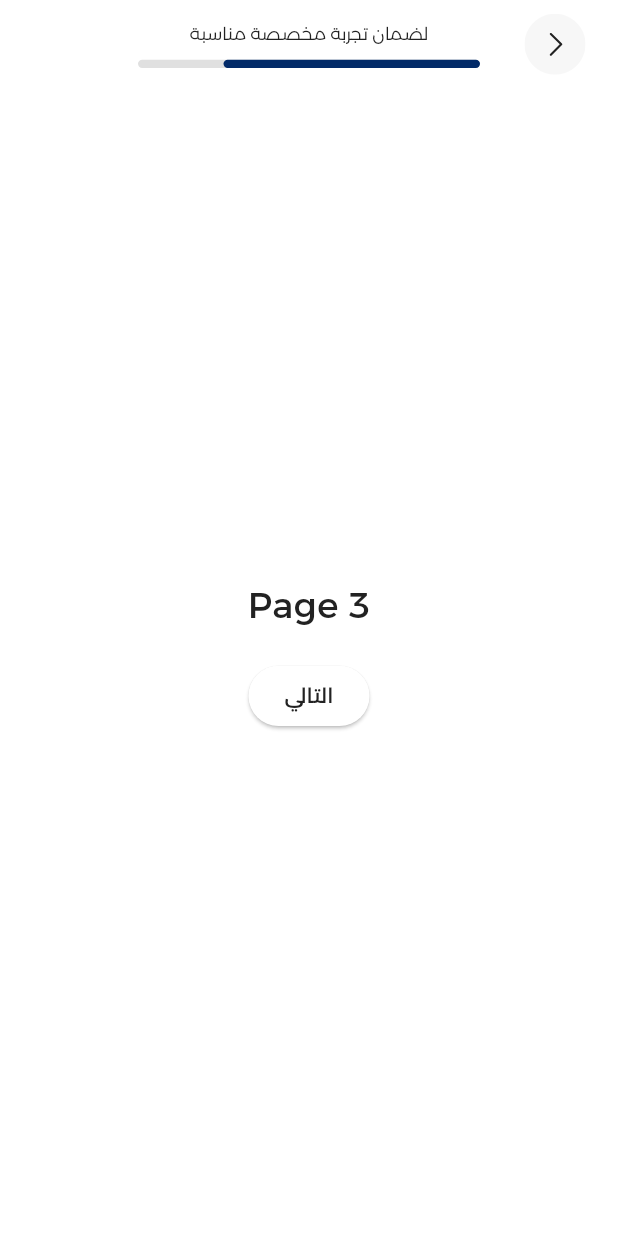
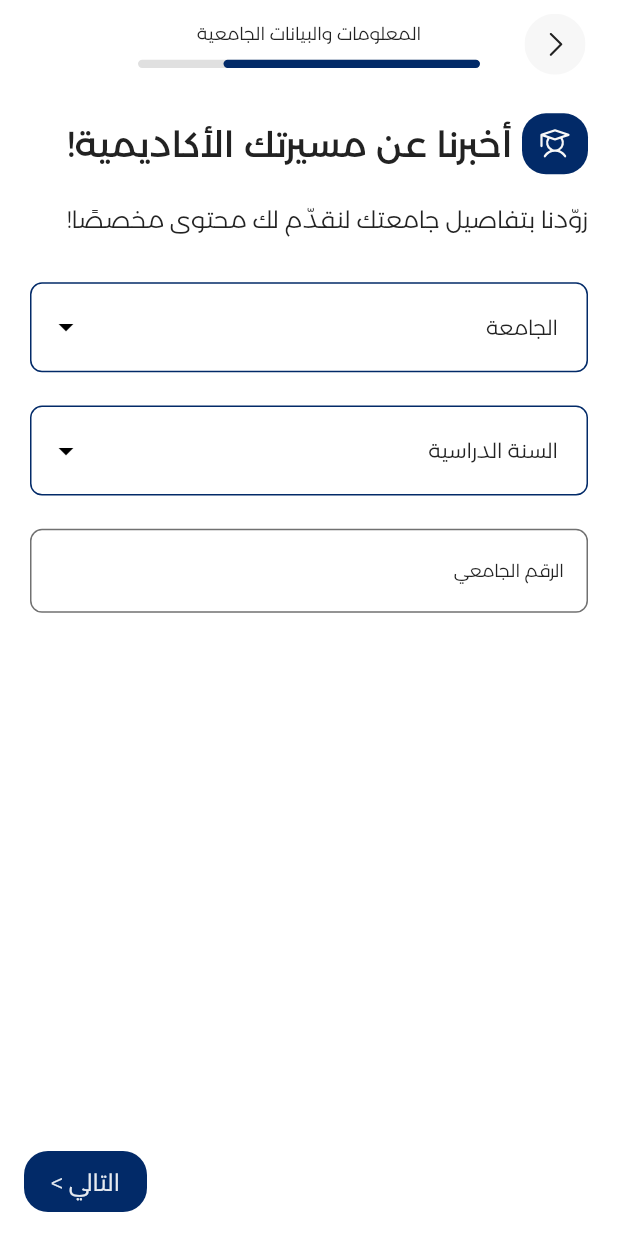
Before and after one commit to HackerhaTeam/student_app, a Flutter app: the screen it shows after launch, swiped to page 3, on a phone screen of 412 x 824 dp. Run offline on Flutter 3.47's test engine with Material 3 defaults, Android fonts, the phone set to English and light mode, and no system bars; our stand-ins replace flutter_bloc, flutter_svg, phosphor_flutter.

Commit message:
Added CustomDropDownField And Finished Auth Page 3 UI

```diff
--- /dev/null
+++ b/lib/core/widgets/custom_dropdownfield.dart
@@ -0,0 +1,113 @@
+import 'package:flutter/material.dart';
+import 'package:student_hackerha/core/themes/extentions/app_backgrounds.dart';
+import 'package:student_hackerha/core/themes/extentions/app_content.dart';
+import 'package:student_hackerha/core/themes/typoGraphy/app_text_styles.dart';
+
+enum DropdownType {
+  university,
+  academicYear,
+  month,
+  gender,
+}
+
+class CustomDropdownField extends StatelessWidget {
+  final DropdownType type;
+  final String? label;
+  final double radius;
+  final String? value;
+  final void Function(String?)? onChanged;
+  final List<String> items;
+  final double? width;
+  final double? height;
+
+  const CustomDropdownField({
+    super.key,
+    required this.type,
+    this.label,
+    required this.radius,
+    required this.value,
+    required this.onChanged,
+    required this.items,
+    this.width,
+    this.height,
+  });
+
+  String? _validate(String? value) {
+    if (value == null || value.isEmpty) {
+      switch (type) {
+        case DropdownType.university:
+          return 'يرجى اختيار الجامعة';
+        case DropdownType.academicYear:
+          return 'يرجى اختيار السنة الدراسية';
+        case DropdownType.month:
+          return 'يرجى اختيار الشهر';
+        case DropdownType.gender:
+          return 'يرجى اختيار الجنس';
+      }
+    }
+    return null;
+  }
+
+  @override
+  Widget build(BuildContext context) {
+    final backgrounds = Theme.of(context).extension<AppBackgrounds>()!;
+
+    final content = Theme.of(context).extension<AppContent>()!;
+    final styles = Theme.of(context).textTheme;
+
+    return SizedBox(
+      width: width,
+      height: height,
+      child: DropdownButtonFormField<String>(
+        value: value,
+        isExpanded: true,
+        validator: _validate,
+        icon: const Icon(Icons.arrow_drop_down, color: Colors.black),
+        decoration: InputDecoration(
+          labelText: label,
+          floatingLabelBehavior: FloatingLabelBehavior.auto,
+          // alignLabelWithHint: true,
+          labelStyle: styles.xLabelSmall.copyWith(
+            color: content.primary,
+            fontSize: 14,
+          ),
+          contentPadding:
+              const EdgeInsets.symmetric(horizontal: 16, vertical: 18),
+          border: OutlineInputBorder(
+            borderRadius: BorderRadius.circular(radius),
+            borderSide: BorderSide(color: backgrounds.primaryBrand),
+          ),
+          enabledBorder: OutlineInputBorder(
+            borderRadius: BorderRadius.circular(radius),
+            borderSide: BorderSide(color: backgrounds.primaryBrand),
+          ),
+          focusedBorder: OutlineInputBorder(
+            borderRadius: BorderRadius.circular(radius),
+            borderSide: BorderSide(color: backgrounds.primaryBrand, width: 2),
+          ),
+          errorBorder: OutlineInputBorder(
+            borderRadius: BorderRadius.circular(radius),
+            borderSide: const BorderSide(color: Colors.red),
+          ),
+          focusedErrorBorder: OutlineInputBorder(
+            borderRadius: BorderRadius.circular(radius),
+            borderSide: const BorderSide(color: Colors.red, width: 2),
+          ),
+        ),
+        dropdownColor: backgrounds.onSurfacePrimary,
+        style: styles.xParagraphLargeNormal.copyWith(color: content.primary),
+        onChanged: onChanged,
+        items: items.map((item) {
+          return DropdownMenuItem<String>(
+            value: item,
+            child: Text(
+              item,
+              textDirection: TextDirection.rtl,
+              style: styles.xParagraphLargeNormal,
+            ),
+          );
+        }).toList(),
+      ),
+    );
+  }
+}
--- a/lib/core/widgets/custom_text_field.dart
+++ b/lib/core/widgets/custom_text_field.dart
@@ -3,13 +3,7 @@ import 'package:student_hackerha/core/themes/extentions/app_backgrounds.dart';
 import 'package:student_hackerha/core/themes/extentions/app_borders.dart';
 import 'package:student_hackerha/core/themes/typoGraphy/app_text_styles.dart';
 
-enum FieldType {
-  email,
-  password,
-  search,
-  name,
-  phoneNumber,
-}
+enum FieldType { email, password, search, name, phoneNumber, academicYear }
 
 class CustomTextField extends StatelessWidget {
   final FieldType fieldType;
@@ -77,6 +71,8 @@ class CustomTextField extends StatelessWidget {
           return 'رقم الهاتف غير صحيح. مثال: 9XXXXXXXX';
         }
         break;
+      case FieldType.academicYear:
+        if (value == null || value.trim().isEmpty) return "الرقم الجامعي مطلوب";
     }
     return null;
   }
@@ -103,12 +99,12 @@ class CustomTextField extends StatelessWidget {
         controller: controller,
         validator: _validate,
         obscureText: fieldType == FieldType.password || obscureOverride,
-        style: styles.bodyLarge,
+        style: styles.xLabelLarge,
         decoration: InputDecoration(
           errorStyle: TextStyle(
             fontSize: 12,
             color: Colors.red,
-            height: 0.5, // ارتفاع طبيعي للخطأ بدون يأثر على ارتفاع الحقل
+            height: 0.5,
           ),
           contentPadding: contentPadding ??
               const EdgeInsets.symmetric(horizontal: 12, vertical: 16),
--- a/lib/features/Auth/presentation/pages/auth_page3.dart
+++ b/lib/features/Auth/presentation/pages/auth_page3.dart
@@ -1,5 +1,4 @@
 import 'package:flutter/material.dart';
-import 'package:student_hackerha/core/themes/extentions/app_backgrounds.dart';
 import 'package:student_hackerha/features/Auth/presentation/widgets/auth_page3_body.dart';
 
 class AuthPage3 extends StatelessWidget {
@@ -9,7 +8,6 @@ class AuthPage3 extends StatelessWidget {
 
   @override
   Widget build(BuildContext context) {
-    final backgrounds = Theme.of(context).extension<AppBackgrounds>()!;
-    return AuthPage3Body(backgrounds: backgrounds, onNext: onNext);
+    return AuthPage3Body(onNext: onNext);
   }
 }
--- a/lib/features/Auth/presentation/widgets/auth_page1_body.dart
+++ b/lib/features/Auth/presentation/widgets/auth_page1_body.dart
@@ -1,6 +1,5 @@
 import 'package:flutter/material.dart';
 import 'package:phosphor_flutter/phosphor_flutter.dart';
-import 'package:student_hackerha/core/constants/assets.dart';
 import 'package:student_hackerha/core/functions/get_responsive_size.dart';
 import 'package:student_hackerha/core/themes/extentions/app_backgrounds.dart';
 import 'package:student_hackerha/core/themes/extentions/app_content.dart';
--- a/lib/features/Auth/presentation/widgets/auth_page2_body.dart
+++ b/lib/features/Auth/presentation/widgets/auth_page2_body.dart
@@ -7,8 +7,9 @@ import 'package:student_hackerha/core/themes/extentions/app_backgrounds.dart';
 import 'package:student_hackerha/core/themes/extentions/app_borders.dart';
 import 'package:student_hackerha/core/themes/extentions/app_content.dart';
 import 'package:student_hackerha/core/themes/typoGraphy/app_text_styles.dart';
-import 'package:student_hackerha/core/widgets/custom_button.dart';
+
 import 'package:student_hackerha/core/widgets/custom_text_field.dart';
+import 'package:student_hackerha/features/Auth/presentation/widgets/floating_next_button.dart';
 import 'package:student_hackerha/features/Auth/presentation/widgets/introduction_header.dart';
 
 class AuthPage2Body extends StatefulWidget {
@@ -46,26 +47,15 @@ class _AuthPage2BodyState extends State<AuthPage2Body> {
 
     return SafeArea(
       child: Scaffold(
-        floatingActionButton: CustomButton(
-          borderRadius: 16.r(context),
-          color: widget.backgrounds.primaryBrand,
-          height: 44.h(context),
-          width: 82.w(context),
-          child: Text(
-            "التالي >",
-            style: styles.xLabelLarge
-                .copyWith(color: widget.content.brandDisabledPrimary),
-          ),
-          onPressed: () {
-            if (formKey.currentState!.validate()) {
-              widget.onNext();
-            }
-          },
+        floatingActionButton: FloatingNextButton(
+          formKey: formKey,
+          onNext: widget.onNext,
         ),
         body: SingleChildScrollView(
           keyboardDismissBehavior: ScrollViewKeyboardDismissBehavior.onDrag,
           padding: EdgeInsets.symmetric(horizontal: 20.w(context)),
           child: Form(
+            autovalidateMode: AutovalidateMode.onUserInteraction,
             key: formKey,
             child: Column(
               crossAxisAlignment: CrossAxisAlignment.start,
--- a/lib/features/Auth/presentation/widgets/auth_page3_body.dart
+++ b/lib/features/Auth/presentation/widgets/auth_page3_body.dart
@@ -1,30 +1,113 @@
 import 'package:flutter/material.dart';
-import 'package:student_hackerha/core/themes/extentions/app_backgrounds.dart';
+import 'package:phosphor_flutter/phosphor_flutter.dart';
+import 'package:student_hackerha/core/functions/get_responsive_size.dart';
+import 'package:student_hackerha/core/themes/typoGraphy/app_text_styles.dart';
+import 'package:student_hackerha/core/widgets/Custom_DropdownField.dart';
+import 'package:student_hackerha/core/widgets/custom_text_field.dart';
+import 'package:student_hackerha/features/Auth/presentation/widgets/floating_next_button.dart';
+import 'package:student_hackerha/features/Auth/presentation/widgets/introduction_header.dart';
 
-class AuthPage3Body extends StatelessWidget {
+class AuthPage3Body extends StatefulWidget {
   const AuthPage3Body({
     super.key,
-    required this.backgrounds,
     required this.onNext,
   });
 
-  final AppBackgrounds backgrounds;
   final VoidCallback onNext;
 
   @override
+  State<AuthPage3Body> createState() => _AuthPage3BodyState();
+}
+
+class _AuthPage3BodyState extends State<AuthPage3Body> {
+  final GlobalKey<FormState> formKey = GlobalKey<FormState>();
+  final TextEditingController numberController = TextEditingController();
+
+  String? selectedUniversity;
+  String? selectedYear;
+
+  @override
   Widget build(BuildContext context) {
-    return Container(
-      color: backgrounds.surfacePrimary,
-      child: Column(
-        mainAxisAlignment: MainAxisAlignment.center,
-        children: [
-          const Text("Page 3", style: TextStyle(fontSize: 24)),
-          const SizedBox(height: 20),
-          ElevatedButton(
-            onPressed: onNext,
-            child: const Text("التالي"),
+    final styles = Theme.of(context).textTheme;
+
+    return Scaffold(
+      floatingActionButton: FloatingNextButton(
+        formKey: formKey,
+        onNext: () {
+          if (formKey.currentState!.validate()) {
+            widget.onNext();
+          }
+        },
+      ),
+      body: Padding(
+        padding: EdgeInsets.only(right: 20.w(context), left: 20.w(context)),
+        child: Form(
+          autovalidateMode: AutovalidateMode.onUserInteraction,
+          key: formKey,
+          child: Column(
+            mainAxisAlignment: MainAxisAlignment.start,
+            crossAxisAlignment: CrossAxisAlignment.start,
+            children: [
+              IntroductionHeader(
+                styles: styles,
+                introText: " أخبرنا عن مسيرتك الأكاديمية!",
+                icon: PhosphorIcons.student(),
+              ),
+              Padding(
+                padding:
+                    EdgeInsets.only(top: 8.h(context), bottom: 32.h(context)),
+                child: Text(
+                  "زوّدنا بتفاصيل جامعتك لنقدّم لك محتوى مخصصًا!",
+                  style: styles.xParagraphLargeLose,
+                ),
+              ),
+              Center(
+                child: CustomDropdownField(
+                  type: DropdownType.university,
+                  label: "الجامعة",
+                  radius: 8,
+                  value: selectedUniversity,
+                  items: [
+                    "جامعة حلب",
+                    "جامعة إيبلا",
+                    "جامعة قرطبة",
+                    "جامعة الشهباء",
+                  ],
+                  onChanged: (value) {
+                    setState(() {
+                      selectedUniversity = value;
+                    });
+                  },
+                ),
+              ),
+              SizedBox(height: 24.h(context)),
+              Center(
+                child: CustomDropdownField(
+                  type: DropdownType.academicYear,
+                  label: "السنة الدراسية",
+                  radius: 8,
+                  value: selectedYear,
+                  items: ["الأولى", "الثانية", "الثالثة", "الرابعة", "الخامسة"],
+                  onChanged: (value) {
+                    setState(() {
+                      selectedYear = value;
+                    });
+                  },
+                ),
+              ),
+              SizedBox(height: 24.h(context)),
+              Center(
+                child: CustomTextField(
+                  keyboardType: TextInputType.number,
+                  fieldType: FieldType.academicYear,
+                  label: "الرقم الجامعي",
+                  radius: 8.r(context),
+                  controller: numberController,
+                ),
+              ),
+            ],
           ),
-        ],
+        ),
       ),
     );
   }
--- a/lib/features/Auth/presentation/widgets/auth_pages_header.dart
+++ b/lib/features/Auth/presentation/widgets/auth_pages_header.dart
@@ -26,10 +26,14 @@ class AuthPagesHeader extends StatelessWidget {
     if (currentPage == 0) {
       headerText = "توضيح هام";
     } else if (currentPage == 1) {
+      headerText = "المعلومات والبيانات الشخصية";
+    } else if (currentPage == 2) {
       headerText = "المعلومات والبيانات الجامعية";
-    } else if (currentPage == 2) {
+    } else if (currentPage == 3) {
       headerText = "لضمان تجربة مخصصة مناسبة";
-    } else if (currentPage == 3) {
+    } else if (currentPage == 4) {
+      headerText = "سجل دخولك عبر رقم هاتفك فقط";
+    } else if (currentPage == 5) {
       headerText = "سجل دخولك عبر رقم هاتفك فقط";
     }
 
--- /dev/null
+++ b/lib/features/Auth/presentation/widgets/floating_next_button.dart
@@ -0,0 +1,39 @@
+import 'package:flutter/material.dart';
+import 'package:student_hackerha/core/functions/get_responsive_size.dart';
+import 'package:student_hackerha/core/themes/extentions/app_backgrounds.dart';
+import 'package:student_hackerha/core/themes/extentions/app_content.dart';
+import 'package:student_hackerha/core/themes/typoGraphy/app_text_styles.dart';
+import 'package:student_hackerha/core/widgets/custom_button.dart';
+
+class FloatingNextButton extends StatelessWidget {
+  const FloatingNextButton({
+    super.key,
+    required this.formKey,
+    required this.onNext,
+  });
+
+  final GlobalKey<FormState> formKey;
+  final VoidCallback onNext;
+
+  @override
+  Widget build(BuildContext context) {
+    final backgrounds = Theme.of(context).extension<AppBackgrounds>()!;
+    final content = Theme.of(context).extension<AppContent>()!;
+    final styles = Theme.of(context).textTheme;
+    return CustomButton(
+      borderRadius: 16.r(context),
+      color: backgrounds.primaryBrand,
+      height: 44.h(context),
+      width: 82.w(context),
+      child: Text(
+        "التالي >",
+        style: styles.xLabelLarge.copyWith(color: content.brandDisabledPrimary),
+      ),
+      onPressed: () {
+        if (formKey.currentState!.validate()) {
+          onNext();
+        }
+      },
+    );
+  }
+}
--- a/lib/features/Auth/presentation/widgets/introduction_header.dart
+++ b/lib/features/Auth/presentation/widgets/introduction_header.dart
@@ -1,5 +1,4 @@
 import 'package:flutter/material.dart';
-import 'package:flutter_svg/flutter_svg.dart';
 import 'package:phosphor_flutter/phosphor_flutter.dart';
 import 'package:student_hackerha/core/functions/get_responsive_size.dart';
 import 'package:student_hackerha/core/themes/extentions/app_content.dart';
```
Also changed, not shown: 4 other files.
